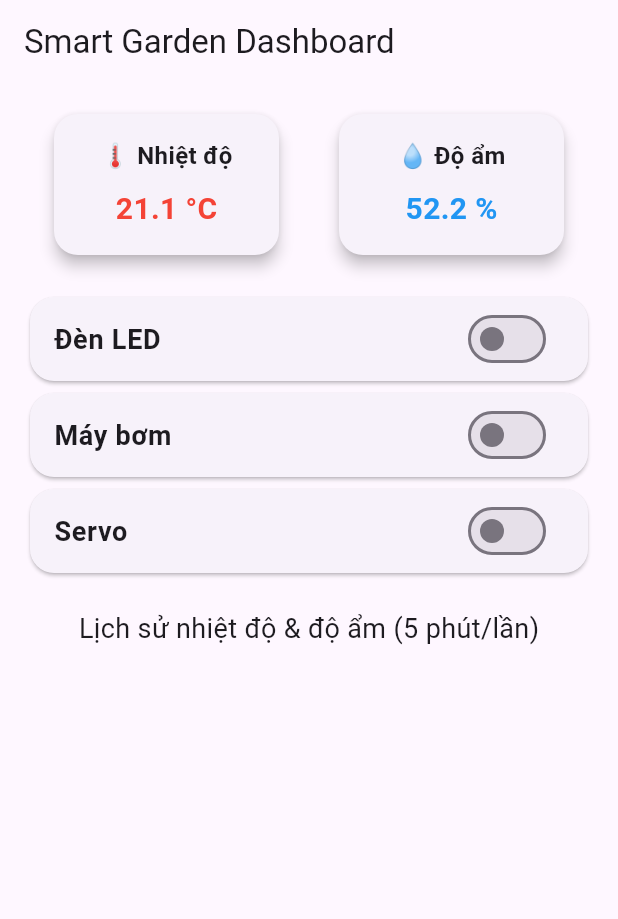
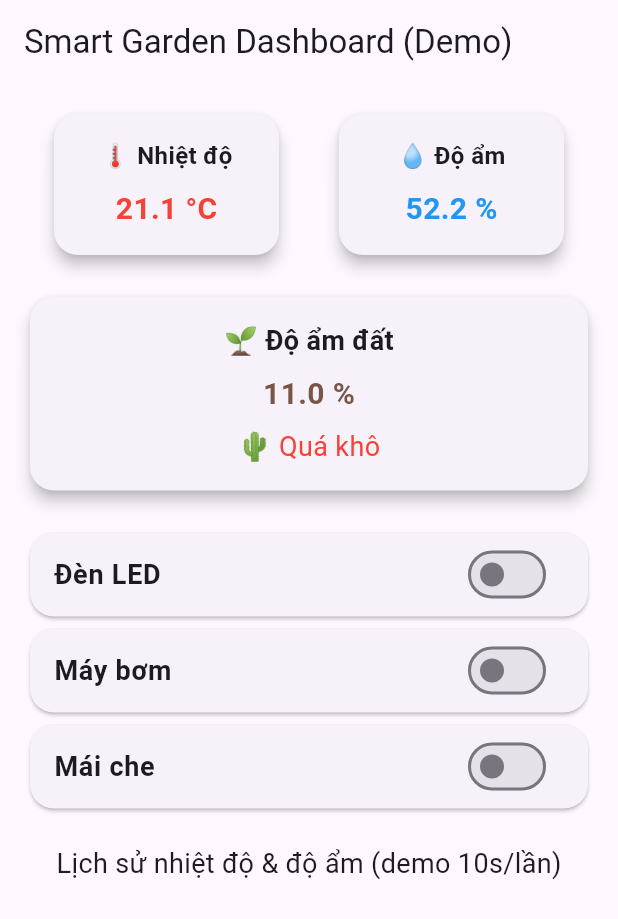
Before and after one commit to mtwinsss/vuon_thong_minh, a Flutter app: the screen it shows after launch, on a phone screen of 412 x 824 dp. Shown: the top 919 px of the screen. Run offline on Flutter 3.47's test engine with Material 3 defaults, Android fonts, the phone set to English and light mode, and no system bars; our stand-ins replace fl_chart.

Commit message:
đã thêm độ ẩm đất,không có real data

```diff
--- a/lib/main.dart
+++ b/lib/main.dart
@@ -13,9 +13,10 @@ class MyApp extends StatelessWidget {
   @override
   Widget build(BuildContext context) {
     return MaterialApp(
-      title: 'Smart Garden Dashboard',
+      title: 'Smart Garden Dashboard (Demo)',
       theme: ThemeData(primarySwatch: Colors.green),
       home: const DashboardPage(),
+      debugShowCheckedModeBanner: false,
     );
   }
 }
@@ -28,8 +29,12 @@ class DashboardPage extends StatefulWidget {
 }
 
 class _DashboardPageState extends State<DashboardPage> {
+  // ====== Dữ liệu cảm biến ======
   double temperature = 0;
   double humidity = 0;
+  double soilHumidity = 0;
+  String soilStatus = "Đang đo...";
+
   bool ledOn = false;
   bool pumpOn = false;
   bool servoOn = false;
@@ -43,16 +48,19 @@ class _DashboardPageState extends State<DashboardPage> {
   @override
   void initState() {
     super.initState();
+
     // Giả lập dữ liệu cảm biến mỗi 2 giây
     updateTimer = Timer.periodic(const Duration(seconds: 2), (timer) {
       setState(() {
-        temperature = 20 + Random().nextDouble() * 10; // 20-30 °C
-        humidity = 50 + Random().nextDouble() * 20;    // 50-70 %
+        temperature = 20 + Random().nextDouble() * 10; // 20–30 °C
+        humidity = 50 + Random().nextDouble() * 20; // 50–70 %
+        soilHumidity = Random().nextDouble() * 100; // 0–100 %
+        soilStatus = getSoilStatus(soilHumidity);
       });
     });
 
-    // Ghi lại dữ liệu mỗi 5 phút
-    historyTimer = Timer.periodic(const Duration(minutes: 5), (timer) {
+    // Ghi lại lịch sử mỗi 5 phút (demo: 10 giây cho dễ test)
+    historyTimer = Timer.periodic(const Duration(seconds: 10), (timer) {
       setState(() {
         tempHistory.add(FlSpot(timeIndex.toDouble(), temperature));
         humHistory.add(FlSpot(timeIndex.toDouble(), humidity));
@@ -68,6 +76,14 @@ class _DashboardPageState extends State<DashboardPage> {
     super.dispose();
   }
 
+  // ====== Hàm xác định trạng thái độ ẩm đất ======
+  String getSoilStatus(double soil) {
+    if (soil < 30) return "🌵 Quá khô";
+    if (soil < 70) return "🌿 Bình thường";
+    return "💧 Quá ẩm";
+  }
+
+  // ====== UI ======
   Widget buildDeviceControl(String name, bool state, Function(bool) onChanged) {
     return Card(
       shape: RoundedRectangleBorder(borderRadius: BorderRadius.circular(16)),
@@ -105,42 +121,6 @@ class _DashboardPageState extends State<DashboardPage> {
     );
   }
 
-  @override
-  Widget build(BuildContext context) {
-    return Scaffold(
-      appBar: AppBar(title: const Text("Smart Garden Dashboard")),
-      body: SingleChildScrollView(
-        padding: const EdgeInsets.all(16),
-        child: Column(
-          children: [
-            // Hiển thị số liệu cảm biến
-            Row(
-              mainAxisAlignment: MainAxisAlignment.spaceAround,
-              children: [
-                _buildSensorCard("🌡 Nhiệt độ", "${temperature.toStringAsFixed(1)} °C", Colors.red),
-                _buildSensorCard("💧 Độ ẩm", "${humidity.toStringAsFixed(1)} %", Colors.blue),
-              ],
-            ),
-            const SizedBox(height: 20),
-
-            // Nút điều khiển thiết bị
-            buildDeviceControl("Đèn LED", ledOn, (val) => ledOn = val),
-            buildDeviceControl("Máy bơm", pumpOn, (val) => pumpOn = val),
-            buildDeviceControl("Servo", servoOn, (val) => servoOn = val),
-
-            const SizedBox(height: 20),
-
-            // Biểu đồ lịch sử
-            const Text("Lịch sử nhiệt độ & độ ẩm (5 phút/lần)", style: TextStyle(fontSize: 18)),
-            const SizedBox(height: 10),
-            if (tempHistory.isNotEmpty) buildChart(tempHistory, "Temperature", Colors.red),
-            if (humHistory.isNotEmpty) buildChart(humHistory, "Humidity", Colors.blue),
-          ],
-        ),
-      ),
-    );
-  }
-
   Widget _buildSensorCard(String title, String value, Color color) {
     return Card(
       shape: RoundedRectangleBorder(borderRadius: BorderRadius.circular(16)),
@@ -158,4 +138,69 @@ class _DashboardPageState extends State<DashboardPage> {
       ),
     );
   }
+
+  @override
+  Widget build(BuildContext context) {
+    return Scaffold(
+      appBar: AppBar(title: const Text("Smart Garden Dashboard (Demo)")),
+      body: SingleChildScrollView(
+        padding: const EdgeInsets.all(16),
+        child: Column(
+          children: [
+            // Hiển thị số liệu cảm biến
+            Row(
+              mainAxisAlignment: MainAxisAlignment.spaceAround,
+              children: [
+                _buildSensorCard("🌡 Nhiệt độ", "${temperature.toStringAsFixed(1)} °C", Colors.red),
+                _buildSensorCard("💧 Độ ẩm", "${humidity.toStringAsFixed(1)} %", Colors.blue),
+              ],
+            ),
+            const SizedBox(height: 20),
+
+            // Thẻ hiển thị độ ẩm đất
+            Card(
+              shape: RoundedRectangleBorder(borderRadius: BorderRadius.circular(16)),
+              elevation: 4,
+              child: Container(
+                padding: const EdgeInsets.all(16),
+                width: double.infinity,
+                child: Column(
+                  children: [
+                    const Text("🌱 Độ ẩm đất", style: TextStyle(fontSize: 18, fontWeight: FontWeight.bold)),
+                    const SizedBox(height: 8),
+                    Text("${soilHumidity.toStringAsFixed(1)} %",
+                        style: const TextStyle(fontSize: 20, color: Colors.brown, fontWeight: FontWeight.bold)),
+                    const SizedBox(height: 8),
+                    Text(soilStatus,
+                        style: TextStyle(
+                            fontSize: 18,
+                            color: soilStatus.contains("Quá khô")
+                                ? Colors.red
+                                : soilStatus.contains("Bình thường")
+                                ? Colors.green
+                                : Colors.blue)),
+                  ],
+                ),
+              ),
+            ),
+
+            const SizedBox(height: 20),
+
+            // Điều khiển thiết bị (mô phỏng)
+            buildDeviceControl("Đèn LED", ledOn, (val) => ledOn = val),
+            buildDeviceControl("Máy bơm", pumpOn, (val) => pumpOn = val),
+            buildDeviceControl("Mái che", servoOn, (val) => servoOn = val),
+
+            const SizedBox(height: 20),
+
+            // Biểu đồ lịch sử
+            const Text("Lịch sử nhiệt độ & độ ẩm (demo 10s/lần)", style: TextStyle(fontSize: 18)),
+            const SizedBox(height: 10),
+            if (tempHistory.isNotEmpty) buildChart(tempHistory, "Temperature", Colors.red),
+            if (humHistory.isNotEmpty) buildChart(humHistory, "Humidity", Colors.blue),
+          ],
+        ),
+      ),
+    );
+  }
 }
```
